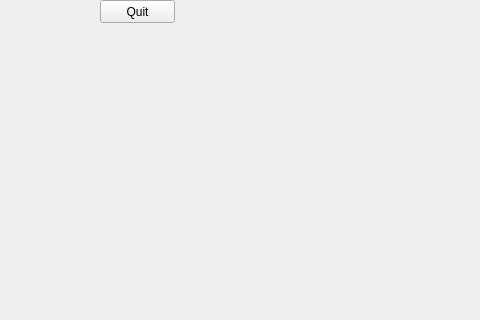
Qt form visiweather.ui (MayasHaddad/Visiweather) before a commit; both pictures show x 0 to 480 and y 160 to 480 of the 800 by 480 pixel window.
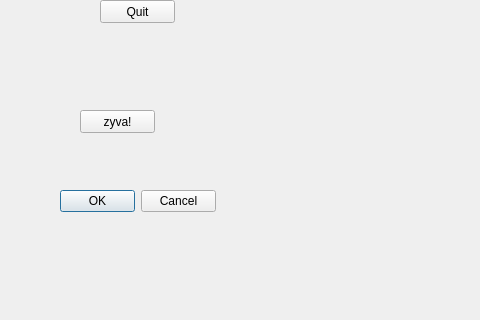
The same form after that commit.

Commit message: quelques boutons (signal/slot)

What changed in the file:
```diff
--- a/visiweather.ui
+++ b/visiweather.ui
@@ -27,6 +27,32 @@
      <string>Quit</string>
     </property>
    </widget>
+   <widget class="QPushButton" name="pushButton">
+    <property name="geometry">
+     <rect>
+      <x>80</x>
+      <y>270</y>
+      <width>75</width>
+      <height>23</height>
+     </rect>
+    </property>
+    <property name="text">
+     <string>zyva!</string>
+    </property>
+   </widget>
+   <widget class="QDialogButtonBox" name="buttonBox">
+    <property name="geometry">
+     <rect>
+      <x>60</x>
+      <y>350</y>
+      <width>156</width>
+      <height>23</height>
+     </rect>
+    </property>
+    <property name="standardButtons">
+     <set>QDialogButtonBox::Cancel|QDialogButtonBox::Ok</set>
+    </property>
+   </widget>
   </widget>
  </widget>
  <layoutdefault spacing="6" margin="11"/>
```
Left out of the diff: 60 changed lines with no effect on the pictures. The commit also changes 1 other file.
